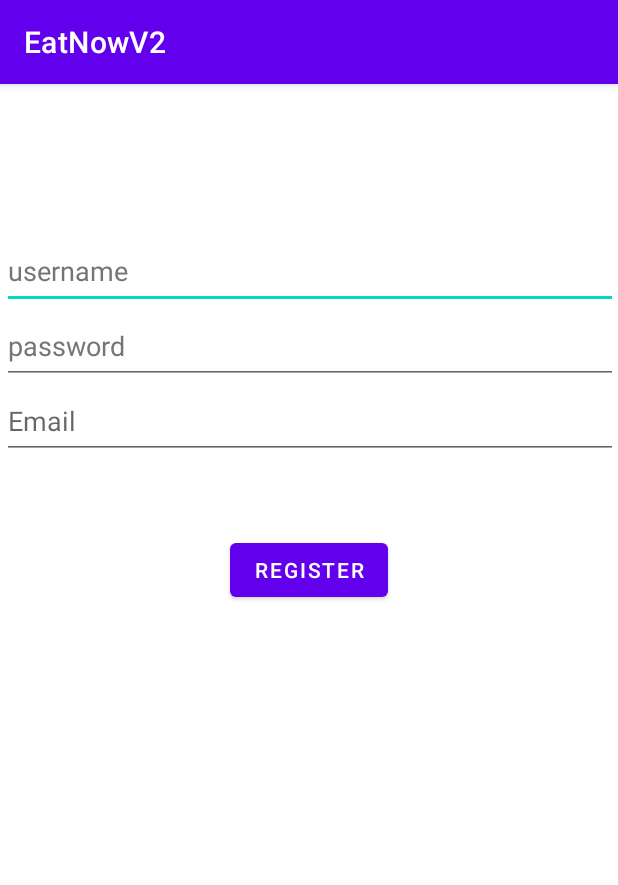
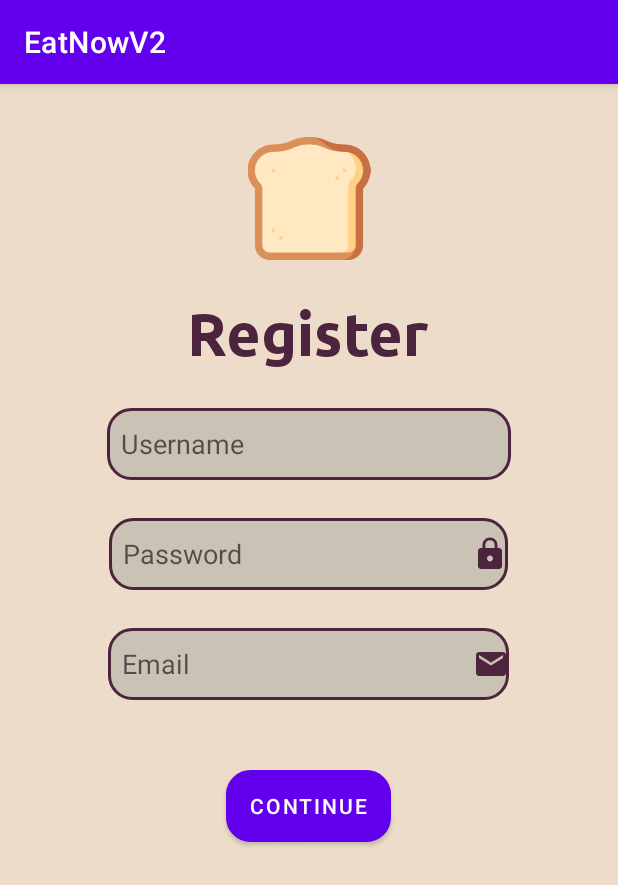
Before and after one commit to decaffinetedturtle/EatNowV2, an Android app: the userRegister screen opened directly, with no data from a screen before it, on a phone screen of 412 x 824 dp. Shown: the top 885 px of the screen. Run offline under Robolectric (Android 15) with nearby library versions, the light colour scheme and no system bars; our stand-ins replace Firebase (no records; nobody signed in at launch, a user with empty details on screens opened directly).

Commit message:
new add
did login signup forgor ui

```diff
--- /dev/null
+++ b/app/src/main/res/drawable/button_login.xml
@@ -0,0 +1,14 @@
+<?xml version="1.0" encoding="utf-8"?>
+<shape
+    xmlns:android="http://schemas.android.com/apk/res/android"
+    android:shape="rectangle">
+    <solid android:color="#CAC2B5"/>
+    <corners android:radius="15dp"/>
+    <stroke
+        android:width="2dp"
+        android:color="#4D243D"/>
+
+    >
+
+
+</shape>
--- /dev/null
+++ b/app/src/main/res/drawable/edit_text_design.xml
@@ -0,0 +1,12 @@
+<?xml version="1.0" encoding="utf-8"?>
+<shape
+    xmlns:android="http://schemas.android.com/apk/res/android"
+
+    android:shape="rectangle">
+    <solid android:color="#CAC2B5"/>
+    <corners android:radius="15dp"/>
+    <stroke
+        android:width="2dp"
+        android:color="#4D243D"/>
+
+</shape>
--- /dev/null
+++ b/app/src/main/res/drawable/email_icon.xml
@@ -0,0 +1,5 @@
+<vector android:height="24dp" android:tint="#4D243D"
+    android:viewportHeight="24" android:viewportWidth="24"
+    android:width="24dp" xmlns:android="http://schemas.android.com/apk/res/android">
+    <path android:fillColor="@android:color/white" android:pathData="M20,4L4,4c-1.1,0 -1.99,0.9 -1.99,2L2,18c0,1.1 0.9,2 2,2h16c1.1,0 2,-0.9 2,-2L22,6c0,-1.1 -0.9,-2 -2,-2zM20,8l-8,5 -8,-5L4,6l8,5 8,-5v2z"/>
+</vector>
--- /dev/null
+++ b/app/src/main/res/drawable/lock_icon.xml
@@ -0,0 +1,5 @@
+<vector android:height="24dp" android:tint="#4D243D"
+    android:viewportHeight="24" android:viewportWidth="24"
+    android:width="24dp" xmlns:android="http://schemas.android.com/apk/res/android">
+    <path android:fillColor="@android:color/white" android:pathData="M18,8h-1L17,6c0,-2.76 -2.24,-5 -5,-5S7,3.24 7,6v2L6,8c-1.1,0 -2,0.9 -2,2v10c0,1.1 0.9,2 2,2h12c1.1,0 2,-0.9 2,-2L20,10c0,-1.1 -0.9,-2 -2,-2zM12,17c-1.1,0 -2,-0.9 -2,-2s0.9,-2 2,-2 2,0.9 2,2 -0.9,2 -2,2zM15.1,8L8.9,8L8.9,6c0,-1.71 1.39,-3.1 3.1,-3.1 1.71,0 3.1,1.39 3.1,3.1v2z"/>
+</vector>
--- a/app/src/main/res/layout/activity_user_register.xml
+++ b/app/src/main/res/layout/activity_user_register.xml
@@ -6,59 +6,107 @@
     android:layout_width="match_parent"
     android:orientation="vertical"
     android:layout_height="match_parent"
-    tools:context=".registerUser.userRegister">
+    tools:context=".registerUser.userRegister"
+    android:background="#FFFFFF"
+    android:backgroundTint="@color/PaleGrey">
 
 
     <Space
+        android:layout_width="match_parent"
+        android:layout_height="15dp"></Space>
+
+    <ImageView
+        android:id="@+id/imageView"
+        android:layout_width="136dp"
+        android:layout_height="102dp"
+        android:layout_gravity="center"
+        android:paddingTop="20dp"
+        app:srcCompat="@drawable/logo"
+        tools:layout_editor_absoluteX="136dp"
+        tools:layout_editor_absoluteY="67dp" />
+
+    <Space
+        android:layout_width="match_parent"
+        android:layout_height="25dp"></Space>
+
+    <TextView
         android:layout_width="wrap_content"
-        android:layout_height="100dp"/>
+        android:layout_height="wrap_content"
+        android:layout_gravity="center"
+        android:fontFamily="@font/ubuntu_bold"
+        android:text="Register"
+        android:textColor="@color/Maroon"
+        android:textSize="40dp"
+        app:layout_constraintBottom_toBottomOf="parent"
+        app:layout_constraintEnd_toEndOf="parent"
+        app:layout_constraintStart_toStartOf="parent"
+        app:layout_constraintTop_toTopOf="parent" />
 
 
-    <EditText
-        android:id="@+id/registerInput"
+    <Space
         android:layout_width="match_parent"
-        android:layout_height="50dp"
-        android:layout_marginStart="@dimen/cardview_compat_inset_shadow"
-        android:autofillHints="Username"
-        android:hint="username"
-        android:inputType="textEmailAddress"
-        android:textColorHint="#757575"/>
+        android:layout_height="25dp"></Space>
+
     <LinearLayout
-        android:layout_width="match_parent"
-        android:layout_height="wrap_content"
+        android:layout_width="361dp"
+        android:layout_height="231dp"
+        android:layout_gravity="center"
         android:orientation="vertical">
 
         <EditText
+            android:id="@+id/registerInput"
+            android:layout_width="269dp"
+            android:layout_height="wrap_content"
+            android:layout_gravity="center"
+            android:background="@drawable/edit_text_design"
+            android:ems="10"
+            android:hint="  Username"
+            android:inputType="textPersonName"
+            android:minHeight="48dp"></EditText>
+
+        <Space
+            android:layout_width="match_parent"
+            android:layout_height="25dp"></Space>
+
+        <EditText
             android:id="@+id/registerPass"
+            android:layout_width="266dp"
+            android:layout_height="wrap_content"
+            android:layout_gravity="center"
+            android:background="@drawable/edit_text_design"
+            android:drawableRight="@drawable/lock_icon"
+            android:ems="10"
+            android:hint="  Password"
+            android:inputType="textPersonName"
+            android:minHeight="48dp"></EditText>
+
+        <Space
             android:layout_width="match_parent"
-            android:layout_height="50dp"
-            android:layout_marginStart="@dimen/cardview_compat_inset_shadow"
-            android:autofillHints="Password"
-            android:hint="password"
-            android:inputType="textPassword"
-            android:textColorHint="#757575"/>
+            android:layout_height="25dp"></Space>
 
         <EditText
             android:id="@+id/registerEmail"
-            android:layout_width="match_parent"
-            android:layout_height="50dp"
-            android:layout_marginStart="1dp"
-            android:hint="Email"
-            android:inputType="textEmailAddress"
-
-
-            />
+            android:layout_width="267dp"
+            android:layout_height="wrap_content"
+            android:layout_gravity="center"
+            android:background="@drawable/edit_text_design"
+            android:drawableRight="@drawable/email_icon"
+            android:ems="10"
+            android:hint="  Email"
+            android:inputType="textPersonName"
+            android:minHeight="48dp"></EditText>
     </LinearLayout>
 
     <Space
         android:layout_width="wrap_content"
-        android:layout_height="50dp"/>
+        android:layout_height="10dp"/>
     <Button
         android:id="@+id/registerBtn"
         android:layout_width="wrap_content"
         android:layout_height="wrap_content"
         android:layout_gravity="center"
-        android:text="register"/>
+        android:text="Continue"
+        android:background="@drawable/button_login"/>
 
     <Space
         android:layout_width="wrap_content"
```
Also changed, not shown: app/src/main/res/drawable/fingerprint_vector.xml (added, +6 -0 lines), app/src/main/res/layout/activity_main.xml (+86 -49 lines), app/src/main/res/layout/activity_retrieve_email_forget_password.xml (+14 -11 lines).
